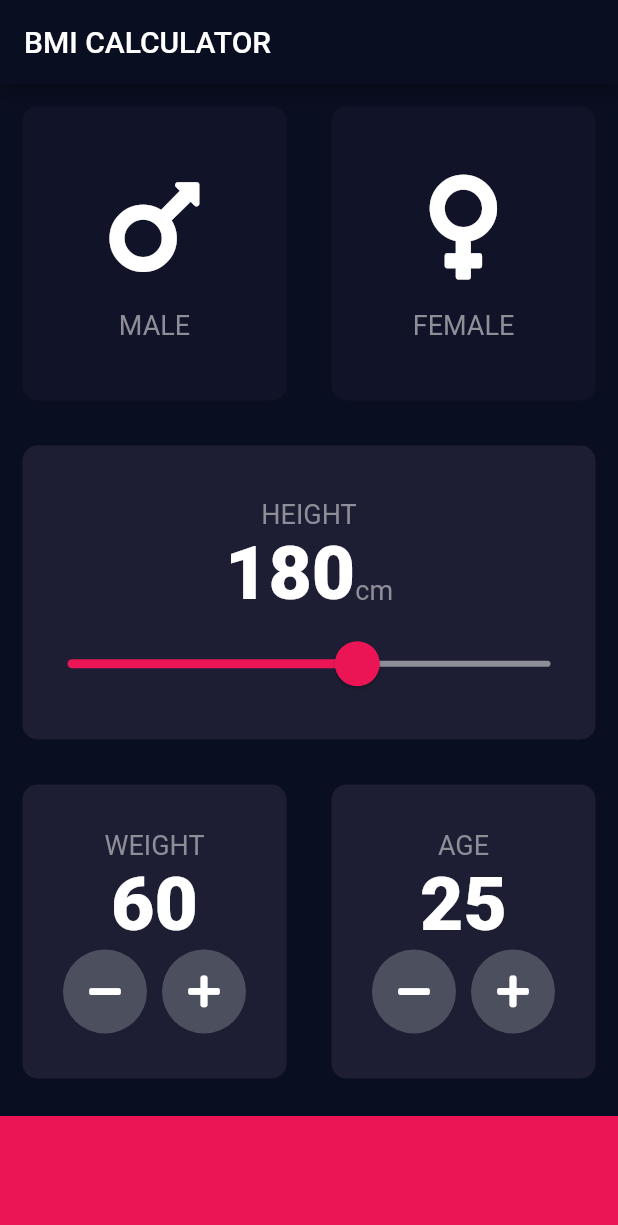
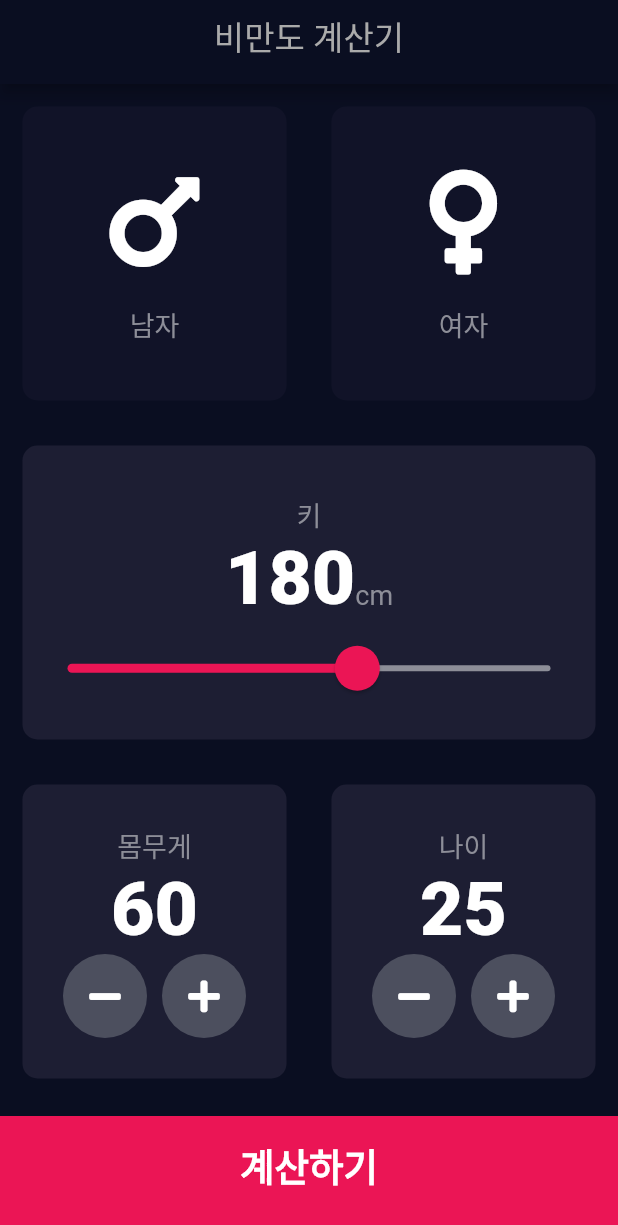
Before and after one commit to sky7th/flutter-practice, a Flutter app: the screen it shows after launch, on a phone screen of 412 x 824 dp. Shown: the top 1225 px of the screen. Run offline on Flutter 3.47's test engine with Material 2 defaults, Android fonts, the phone set to English and light mode, and no system bars; our stand-ins replace font_awesome_flutter.

```diff
--- /dev/null
+++ b/bmi-calculator-flutter/lib/components/bottom_button.dart
@@ -0,0 +1,29 @@
+import 'package:flutter/material.dart';
+import 'package:bmi_calculator/constants.dart';
+
+class BottomButton extends StatelessWidget {
+  BottomButton({@required this.onTap, @required this.buttonTitle});
+
+  final Function onTap;
+  final String buttonTitle;
+
+  @override
+  Widget build(BuildContext context) {
+    return GestureDetector(
+      onTap: onTap,
+      child: Container(
+        child: Center(
+          child: Text(
+            buttonTitle,
+            style: kLargeButtonTextStyle,
+          ),
+        ),
+        color: kBottomContainerColour,
+        margin: EdgeInsets.only(top: 10.0),
+        padding: EdgeInsets.only(bottom: 15.0),
+        width: double.infinity,
+        height: kBottomContainerHeight,
+      ),
+    );
+  }
+}
--- a/bmi-calculator-flutter/lib/icon_content.dart
+++ b/bmi-calculator-flutter/lib/components/icon_content.dart
@@ -1,5 +1,5 @@
 import 'package:flutter/material.dart';
-import 'constants.dart';
+import 'package:bmi_calculator/constants.dart';
 
 class IconContent extends StatelessWidget {
   IconContent({this.icon, this.label});
--- /dev/null
+++ b/bmi-calculator-flutter/lib/components/round_icon_button.dart
@@ -0,0 +1,23 @@
+import 'package:flutter/material.dart';
+
+class RoundIconButton extends StatelessWidget {
+  RoundIconButton({@required this.icon, @required this.onPressed});
+
+  final IconData icon;
+  final Function onPressed;
+
+  @override
+  Widget build(BuildContext context) {
+    return RawMaterialButton(
+      child: Icon(icon),
+      onPressed: onPressed,
+      elevation: 0.0,
+      constraints: BoxConstraints.tightFor(
+        width: 56.0,
+        height: 56.0,
+      ),
+      shape: CircleBorder(),
+      fillColor: Color(0xFF4C4F5E),
+    );
+  }
+}
--- a/bmi-calculator-flutter/lib/input_page.dart
+++ /dev/null
@@ -1,247 +0,0 @@
-import 'package:flutter/material.dart';
-import 'package:font_awesome_flutter/font_awesome_flutter.dart';
-import 'icon_content.dart';
-import 'reusable_card.dart';
-import 'constants.dart';
-
-enum Gender {
-  male,
-  female,
-}
-
-class InputPage extends StatefulWidget {
-  @override
-  _InputPageState createState() => _InputPageState();
-}
-
-class _InputPageState extends State<InputPage> {
-  Gender selectedGender;
-  int height = 180;
-  int weight = 60;
-  int age = 25;
-
-  @override
-  Widget build(BuildContext context) {
-    return Scaffold(
-        appBar: AppBar(
-          title: Text('BMI CALCULATOR'),
-        ),
-        body: Column(
-          crossAxisAlignment: CrossAxisAlignment.stretch,
-          children: <Widget>[
-            Expanded(
-              child: Row(
-                children: <Widget>[
-                  Expanded(
-                    child: ReusableCard(
-                      onPress: () {
-                        setState(() {
-                          selectedGender = Gender.male;
-                        });
-                      },
-                      colour: selectedGender == Gender.male
-                          ? kActiveCardColour
-                          : kInactiveCardColour,
-                      cardChild: IconContent(
-                        icon: FontAwesomeIcons.mars,
-                        label: 'MALE',
-                      ),
-                    ),
-                  ),
-                  Expanded(
-                    child: ReusableCard(
-                      onPress: () {
-                        setState(() {
-                          selectedGender = Gender.female;
-                        });
-                      },
-                      colour: selectedGender == Gender.female
-                          ? kActiveCardColour
-                          : kInactiveCardColour,
-                      cardChild: IconContent(
-                        icon: FontAwesomeIcons.venus,
-                        label: 'FEMALE',
-                      ),
-                    ),
-                  ),
-                ],
-              ),
-            ),
-            Expanded(
-              child: ReusableCard(
-                colour: kActiveCardColour,
-                cardChild: Column(
-                  mainAxisAlignment: MainAxisAlignment.center,
-                  children: <Widget>[
-                    SizedBox(
-                      height: 15.0,
-                    ),
-                    Text(
-                      'HEIGHT',
-                      style: kLabelTextStyle,
-                    ),
-                    Row(
-                      mainAxisAlignment: MainAxisAlignment.center,
-                      crossAxisAlignment: CrossAxisAlignment.baseline,
-                      textBaseline: TextBaseline.alphabetic,
-                      children: <Widget>[
-                        Text(
-                          height.toString(),
-                          style: kNumberTextStyle,
-                        ),
-                        Text(
-                          'cm',
-                          style: kLabelTextStyle,
-                        )
-                      ],
-                    ),
-                    SliderTheme(
-                      data: SliderTheme.of(context).copyWith(
-                        inactiveTrackColor: Color(0xFF8D8E98),
-                        activeTrackColor: Colors.white,
-                        thumbColor: Color(0xFFEB1555),
-                        overlayColor: Color(0x29EB1555),
-                        thumbShape:
-                            RoundSliderThumbShape(enabledThumbRadius: 15.0),
-                        overlayShape:
-                            RoundSliderOverlayShape(overlayRadius: 30.0),
-                      ),
-                      child: Slider(
-                        value: height.toDouble(),
-                        min: 120.0,
-                        max: 220.0,
-                        activeColor: Color(0xFFEB1555),
-                        inactiveColor: Color(0xFF8D8E98),
-                        onChanged: (double newValue) {
-                          setState(() {
-                            height = newValue.round();
-                          });
-                        },
-                      ),
-                    )
-                  ],
-                ),
-              ),
-            ),
-            Expanded(
-              child: Row(
-                children: <Widget>[
-                  Expanded(
-                    child: ReusableCard(
-                      colour: kActiveCardColour,
-                      cardChild: Column(
-                        mainAxisAlignment: MainAxisAlignment.center,
-                        children: <Widget>[
-                          Text(
-                            'WEIGHT',
-                            style: kLabelTextStyle,
-                          ),
-                          Text(
-                            weight.toString(),
-                            style: kNumberTextStyle,
-                          ),
-                          Row(
-                            mainAxisAlignment: MainAxisAlignment.center,
-                            children: <Widget>[
-                              RoundIconButton(
-                                icon: FontAwesomeIcons.minus,
-                                onPressed: () {
-                                  setState(() {
-                                    weight--;
-                                  });
-                                },
-                              ),
-                              SizedBox(
-                                width: 10.0,
-                              ),
-                              RoundIconButton(
-                                icon: FontAwesomeIcons.plus,
-                                onPressed: () {
-                                  setState(() {
-                                    weight++;
-                                  });
-                                },
-                              ),
-                            ],
-                          )
-                        ],
-                      ),
-                    ),
-                  ),
-                  Expanded(
-                    child: ReusableCard(
-                      colour: kActiveCardColour,
-                      cardChild: Column(
-                        mainAxisAlignment: MainAxisAlignment.center,
-                        children: <Widget>[
-                          Text(
-                            'AGE',
-                            style: kLabelTextStyle,
-                          ),
-                          Text(
-                            age.toString(),
-                            style: kNumberTextStyle,
-                          ),
-                          Row(
-                            mainAxisAlignment: MainAxisAlignment.center,
-                            children: <Widget>[
-                              RoundIconButton(
-                                icon: FontAwesomeIcons.minus,
-                                onPressed: () {
-                                  setState(() {
-                                    age--;
-                                  });
-                                },
-                              ),
-                              SizedBox(
-                                width: 10.0,
-                              ),
-                              RoundIconButton(
-                                icon: FontAwesomeIcons.plus,
-                                onPressed: () {
-                                  setState(() {
-                                    age++;
-                                  });
-                                },
-                              ),
-                            ],
-                          )
-                        ],
-                      ),
-                    ),
-                  ),
-                ],
-              ),
-            ),
-            Container(
-              color: kBottomContainerColour,
-              margin: EdgeInsets.only(top: 10.0),
-              width: double.infinity,
-              height: kBottomContainerHeight,
-            )
-          ],
-        ));
-  }
-}
-
-class RoundIconButton extends StatelessWidget {
-  RoundIconButton({@required this.icon, @required this.onPressed});
-
-  final IconData icon;
-  final Function onPressed;
-
-  @override
-  Widget build(BuildContext context) {
-    return RawMaterialButton(
-      child: Icon(icon),
-      onPressed: onPressed,
-      elevation: 0.0,
-      constraints: BoxConstraints.tightFor(
-        width: 56.0,
-        height: 56.0,
-      ),
-      shape: CircleBorder(),
-      fillColor: Color(0xFF4C4F5E),
-    );
-  }
-}
--- a/bmi-calculator-flutter/lib/main.dart
+++ b/bmi-calculator-flutter/lib/main.dart
@@ -1,5 +1,5 @@
 import 'package:flutter/material.dart';
-import 'input_page.dart';
+import 'package:bmi_calculator/screens/input_page.dart';
 
 void main() => runApp(BMICalculator());
 
--- /dev/null
+++ b/bmi-calculator-flutter/lib/screens/input_page.dart
@@ -0,0 +1,239 @@
+import 'package:bmi_calculator/components/bottom_button.dart';
+import 'package:bmi_calculator/screens/result_page.dart';
+import 'package:bmi_calculator/components/round_icon_button.dart';
+import 'package:flutter/material.dart';
+import 'package:font_awesome_flutter/font_awesome_flutter.dart';
+import 'package:bmi_calculator/components/icon_content.dart';
+import 'package:bmi_calculator/components/reusable_card.dart';
+import 'package:bmi_calculator/constants.dart';
+
+enum Gender {
+  male,
+  female,
+}
+
+class InputPage extends StatefulWidget {
+  @override
+  _InputPageState createState() => _InputPageState();
+}
+
+class _InputPageState extends State<InputPage> {
+  Gender selectedGender;
+  int height = 180;
+  int weight = 60;
+  int age = 25;
+
+  @override
+  Widget build(BuildContext context) {
+    return Scaffold(
+      appBar: AppBar(
+        flexibleSpace: FlexibleSpaceBar(
+          centerTitle: true,
+          title: Text(
+            '비만도 계산기',
+            style: TextStyle(
+              fontSize: 22.0,
+              color: Color(0xFFAAAAAA),
+            ),
+          ),
+        ),
+      ),
+      body: Column(
+        crossAxisAlignment: CrossAxisAlignment.stretch,
+        children: <Widget>[
+          Expanded(
+            child: Row(
+              children: <Widget>[
+                Expanded(
+                  child: ReusableCard(
+                    onPress: () {
+                      setState(() {
+                        selectedGender = Gender.male;
+                      });
+                    },
+                    colour: selectedGender == Gender.male
+                        ? kActiveCardColour
+                        : kInactiveCardColour,
+                    cardChild: IconContent(
+                      icon: FontAwesomeIcons.mars,
+                      label: '남자',
+                    ),
+                  ),
+                ),
+                Expanded(
+                  child: ReusableCard(
+                    onPress: () {
+                      setState(() {
+                        selectedGender = Gender.female;
+                      });
+                    },
+                    colour: selectedGender == Gender.female
+                        ? kActiveCardColour
+                        : kInactiveCardColour,
+                    cardChild: IconContent(
+                      icon: FontAwesomeIcons.venus,
+                      label: '여자',
+                    ),
+                  ),
+                ),
+              ],
+            ),
+          ),
+          Expanded(
+            child: ReusableCard(
+              colour: kActiveCardColour,
+              cardChild: Column(
+                mainAxisAlignment: MainAxisAlignment.center,
+                children: <Widget>[
+                  SizedBox(
+                    height: 15.0,
+                  ),
+                  Text(
+                    '키',
+                    style: kLabelTextStyle,
+                  ),
+                  Row(
+                    mainAxisAlignment: MainAxisAlignment.center,
+                    crossAxisAlignment: CrossAxisAlignment.baseline,
+                    textBaseline: TextBaseline.alphabetic,
+                    children: <Widget>[
+                      Text(
+                        height.toString(),
+                        style: kNumberTextStyle,
+                      ),
+                      Text(
+                        'cm',
+                        style: kLabelTextStyle,
+                      )
+                    ],
+                  ),
+                  SliderTheme(
+                    data: SliderTheme.of(context).copyWith(
+                      inactiveTrackColor: Color(0xFF8D8E98),
+                      activeTrackColor: Colors.white,
+                      thumbColor: Color(0xFFEB1555),
+                      overlayColor: Color(0x29EB1555),
+                      thumbShape:
+                          RoundSliderThumbShape(enabledThumbRadius: 15.0),
+                      overlayShape:
+                          RoundSliderOverlayShape(overlayRadius: 30.0),
+                    ),
+                    child: Slider(
+                      value: height.toDouble(),
+                      min: 120.0,
+                      max: 220.0,
+                      activeColor: Color(0xFFEB1555),
+                      inactiveColor: Color(0xFF8D8E98),
+                      onChanged: (double newValue) {
+                        setState(() {
+                          height = newValue.round();
+                        });
+                      },
+                    ),
+                  )
+                ],
+              ),
+            ),
+          ),
+          Expanded(
+            child: Row(
+              children: <Widget>[
+                Expanded(
+                  child: ReusableCard(
+                    colour: kActiveCardColour,
+                    cardChild: Column(
+                      mainAxisAlignment: MainAxisAlignment.center,
+                      children: <Widget>[
+                        Text(
+                          '몸무게',
+                          style: kLabelTextStyle,
+                        ),
+                        Text(
+                          weight.toString(),
+                          style: kNumberTextStyle,
+                        ),
+                        Row(
+                          mainAxisAlignment: MainAxisAlignment.center,
+                          children: <Widget>[
+                            RoundIconButton(
+                              icon: FontAwesomeIcons.minus,
+                              onPressed: () {
+                                setState(() {
+                                  weight--;
+                                });
+                              },
+                            ),
+                            SizedBox(
+                              width: 10.0,
+                            ),
+                            RoundIconButton(
+                              icon: FontAwesomeIcons.plus,
+                              onPressed: () {
+                                setState(() {
+                                  weight++;
+                                });
+                              },
+                            ),
+                          ],
+                        )
+                      ],
+                    ),
+                  ),
+                ),
+                Expanded(
+                  child: ReusableCard(
+                    colour: kActiveCardColour,
+                    cardChild: Column(
+                      mainAxisAlignment: MainAxisAlignment.center,
+                      children: <Widget>[
+                        Text(
+                          '나이',
+                          style: kLabelTextStyle,
+                        ),
+                        Text(
+                          age.toString(),
+                          style: kNumberTextStyle,
+                        ),
+                        Row(
+                          mainAxisAlignment: MainAxisAlignment.center,
+                          children: <Widget>[
+                            RoundIconButton(
+                              icon: FontAwesomeIcons.minus,
+                              onPressed: () {
+                                setState(() {
+                                  age--;
+                                });
+                              },
+                            ),
+                            SizedBox(
+                              width: 10.0,
+                            ),
+                            RoundIconButton(
+                              icon: FontAwesomeIcons.plus,
+                              onPressed: () {
+                                setState(() {
+                                  age++;
+                                });
+                              },
+                            ),
+                          ],
+                        )
+                      ],
+                    ),
+                  ),
+                ),
+              ],
+            ),
+          ),
+          BottomButton(
+            buttonTitle: '계산하기',
+            onTap: () {
+              Navigator.push(context,
+                  MaterialPageRoute(builder: (context) => ResultPage()));
+            },
+          )
+        ],
+      ),
+    );
+  }
+}
```
Also changed, not shown: bmi-calculator-flutter/lib/constants.dart (+24 -0 lines), bmi-calculator-flutter/lib/screens/result_page.dart (added, +62 -0 lines), bmi-calculator-flutter/lib/components/reusable_card.dart (renamed from bmi-calculator-flutter/lib/reusable_card.dart).
